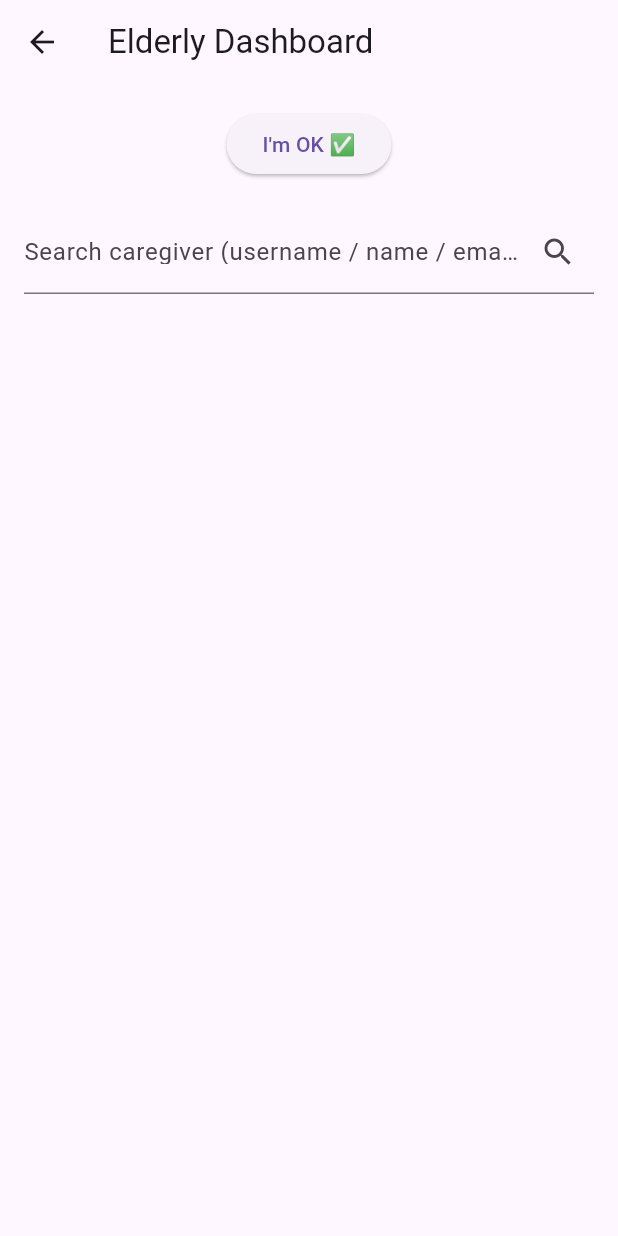
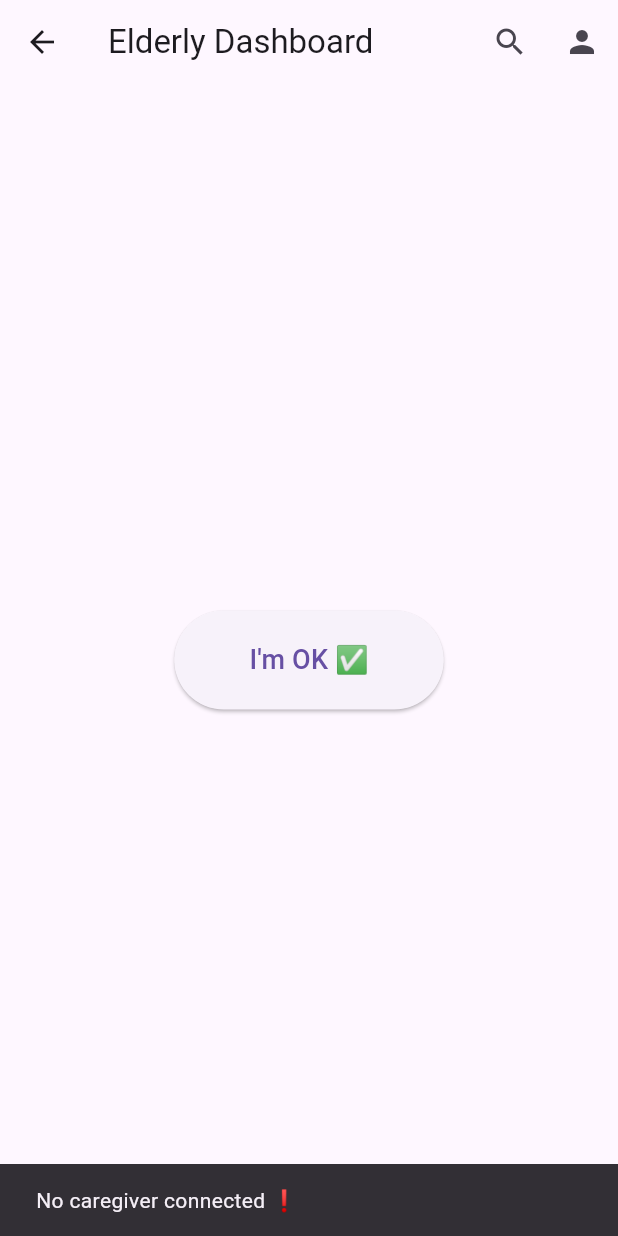
Before and after one commit to Methusela11/careloop_app, a Flutter app: the ElderlyHome screen opened by its route, after a tap on "I'm OK ✅", on a phone screen of 412 x 824 dp. Run offline on Flutter 3.47's test engine with Material 3 defaults, Android fonts, the phone set to English and light mode, and no system bars; our stand-ins replace cloud_firestore, firebase_auth, firebase_core; accounts and stored records are empty.

Commit message:
search caregivers

```diff
--- a/lib/screens/elderly_home.dart
+++ b/lib/screens/elderly_home.dart
@@ -11,25 +11,132 @@ class ElderlyHome extends StatefulWidget {
   State<ElderlyHome> createState() => _ElderlyHomeState();
 }
 
+class CaregiverSearchDelegate extends SearchDelegate {
+  final Function(String) onConnect;
+
+  CaregiverSearchDelegate({
+    required this.onConnect,
+  });
+
+  @override
+  String get searchFieldLabel => "Search caregiver";
+
+  @override
+  List<Widget>? buildActions(BuildContext context) {
+    return [
+      IconButton(
+        icon: const Icon(Icons.clear),
+        onPressed: () {
+          query = "";
+          showSuggestions(context);
+        },
+      )
+    ];
+  }
+
+  @override
+  Widget? buildLeading(BuildContext context) {
+    return IconButton(
+      icon: const Icon(Icons.arrow_back),
+      onPressed: () => close(context, null),
+    );
+  }
+
+  // 🔥 REAL SEARCH FUNCTION
+  Future<List<Map<String, dynamic>>> searchCaregivers(String query) async {
+    query = query.toLowerCase();
+
+    QuerySnapshot snapshot = await FirebaseFirestore.instance
+        .collection("users")
+        .where("role", isEqualTo: "caregiver")
+        .get();
+
+    return snapshot.docs.where((doc) {
+      final data = doc.data() as Map<String, dynamic>;
+
+      String username = (data["username"] ?? "").toLowerCase();
+      String fullName = (data["fullName"] ?? "").toLowerCase();
+      String email = (data["email"] ?? "").toLowerCase();
+
+      return username.contains(query) ||
+          fullName.contains(query) ||
+          email.contains(query);
+    }).map((doc) {
+      final data = doc.data() as Map<String, dynamic>;
+
+      return {
+        "uid": data["uid"] ?? doc.id,
+        "username": data["username"] ?? "",
+        "fullName": data["fullName"] ?? "",
+      };
+    }).toList();
+  }
+
+  @override
+  Widget buildResults(BuildContext context) {
+    return FutureBuilder<List<Map<String, dynamic>>>(
+      future: searchCaregivers(query),
+      builder: (context, snapshot) {
+        if (!snapshot.hasData) {
+          return const Center(child: CircularProgressIndicator());
+        }
+
+        final results = snapshot.data!;
+
+        if (results.isEmpty) {
+          return const Center(child: Text("No caregivers found"));
+        }
+
+        return ListView.builder(
+          itemCount: results.length,
+          itemBuilder: (context, index) {
+            final user = results[index];
+
+            return ListTile(
+              leading: const Icon(Icons.person),
+              title: Text(user["fullName"]),
+              subtitle: Text("@${user["username"]}"),
+              trailing: ElevatedButton(
+                onPressed: () => onConnect(user["uid"]),
+                child: const Text("Connect"),
+              ),
+            );
+          },
+        );
+      },
+    );
+  }
+
+  @override
+  Widget buildSuggestions(BuildContext context) {
+    return const Center(
+      child: Text("Search by name, username or email"),
+    );
+  }
+}
+
+//////////////////////////////
+// 👵 ELDERLY HOME
+//////////////////////////////
 class _ElderlyHomeState extends State<ElderlyHome> {
-  final TextEditingController searchController = TextEditingController();
   final ConnectionService _connectionService = ConnectionService();
-
-  List<Map<String, dynamic>> caregivers = [];
-  bool isLoading = false;
 
   void sendCheckIn() async {
     final user = FirebaseAuth.instance.currentUser;
     if (user == null) return;
 
-    // get caregiver connection
     QuerySnapshot conn = await FirebaseFirestore.instance
         .collection("connections")
         .where("elderlyId", isEqualTo: user.uid)
         .where("status", isEqualTo: "accepted")
         .get();
 
-    if (conn.docs.isEmpty) return;
+    if (conn.docs.isEmpty) {
+      ScaffoldMessenger.of(context).showSnackBar(
+        const SnackBar(content: Text("No caregiver connected ❗")),
+      );
+      return;
+    }
 
     String caregiverId = conn.docs.first["caregiverId"];
 
@@ -41,47 +148,8 @@ class _ElderlyHomeState extends State<ElderlyHome> {
     });
 
     ScaffoldMessenger.of(context).showSnackBar(
-      SnackBar(content: Text("Check-in sent ✅")),
+      const SnackBar(content: Text("Check-in sent ✅")),
     );
-  }
-
-  // 🔍 SEARCH CAREGIVERS (FINAL VERSION)
-  void searchCaregivers() async {
-    setState(() => isLoading = true);
-
-    String query = searchController.text.trim().toLowerCase();
-
-    try {
-      QuerySnapshot snapshot = await FirebaseFirestore.instance
-          .collection("users")
-          .where("role", isEqualTo: "caregiver")
-          .get();
-
-      caregivers = snapshot.docs.where((doc) {
-        final data = doc.data() as Map<String, dynamic>;
-
-        String username = (data["username"] ?? "").toString().toLowerCase();
-        String fullName = (data["fullName"] ?? "").toString().toLowerCase();
-        String email = (data["email"] ?? "").toString().toLowerCase();
-
-        return username.contains(query) ||
-            fullName.contains(query) ||
-            email.contains(query);
-      }).map((doc) {
-        final data = doc.data() as Map<String, dynamic>;
-
-        return {
-          "uid": data["uid"] ?? doc.id,
-          "username": data["username"] ?? "",
-          "fullName": data["fullName"] ?? "",
-          "email": data["email"] ?? "",
-        };
-      }).toList();
-    } catch (e) {
-      print("Search error: $e");
-    }
-
-    setState(() => isLoading = false);
   }
 
   // 🤝 SEND REQUEST
@@ -95,56 +163,50 @@ class _ElderlyHomeState extends State<ElderlyHome> {
     );
 
     ScaffoldMessenger.of(context).showSnackBar(
-      SnackBar(content: Text("Request sent successfully")),
+      const SnackBar(content: Text("Request sent successfully")),
     );
   }
 
   @override
   Widget build(BuildContext context) {
     return Scaffold(
-      appBar: AppBar(title: Text("Elderly Dashboard")),
-      body: Padding(
-        padding: const EdgeInsets.all(16),
-        child: Column(
-          children: [
-            ElevatedButton(
-              onPressed: sendCheckIn,
-              child: Text("I'm OK ✅"),
-            ),
-            SizedBox(height: 20),
-            TextField(
-              controller: searchController,
-              decoration: InputDecoration(
-                labelText: "Search caregiver (username / name / email)",
-                suffixIcon: IconButton(
-                  icon: Icon(Icons.search),
-                  onPressed: searchCaregivers,
+      appBar: AppBar(
+        title: const Text("Elderly Dashboard"),
+        actions: [
+          // 🔍 SEARCH
+          IconButton(
+            icon: const Icon(Icons.search),
+            onPressed: () {
+              showSearch(
+                context: context,
+                delegate: CaregiverSearchDelegate(
+                  onConnect: sendRequest,
                 ),
-              ),
-            ),
-            SizedBox(height: 10),
-            if (isLoading) CircularProgressIndicator(),
-            Expanded(
-              child: ListView.builder(
-                itemCount: caregivers.length,
-                itemBuilder: (context, index) {
-                  final user = caregivers[index];
+              );
+            },
+          ),
 
-                  return Card(
-                    child: ListTile(
-                      leading: Icon(Icons.person),
-                      title: Text(user["fullName"]),
-                      subtitle: Text("@${user["username"]}"),
-                      trailing: ElevatedButton(
-                        onPressed: () => sendRequest(user["uid"]),
-                        child: Text("Connect"),
-                      ),
-                    ),
-                  );
-                },
-              ),
-            ),
-          ],
+          // 👤 PROFILE
+          IconButton(
+            icon: const Icon(Icons.person),
+            onPressed: () {
+              ScaffoldMessenger.of(context).showSnackBar(
+                const SnackBar(content: Text("Profile coming soon 🚧")),
+              );
+            },
+          ),
+        ],
+      ),
+      body: Center(
+        child: ElevatedButton(
+          onPressed: sendCheckIn,
+          style: ElevatedButton.styleFrom(
+            padding: const EdgeInsets.symmetric(horizontal: 50, vertical: 20),
+          ),
+          child: const Text(
+            "I'm OK ✅",
+            style: TextStyle(fontSize: 18),
+          ),
         ),
       ),
     );
```
